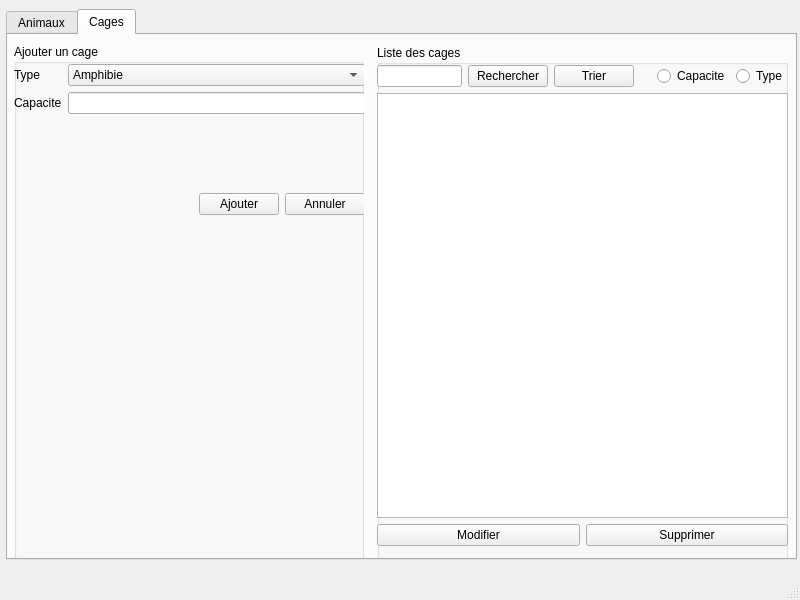
Old version of the form hidaya/mainwindow.ui in the repository wassimbenr/qt-project-Zoo.
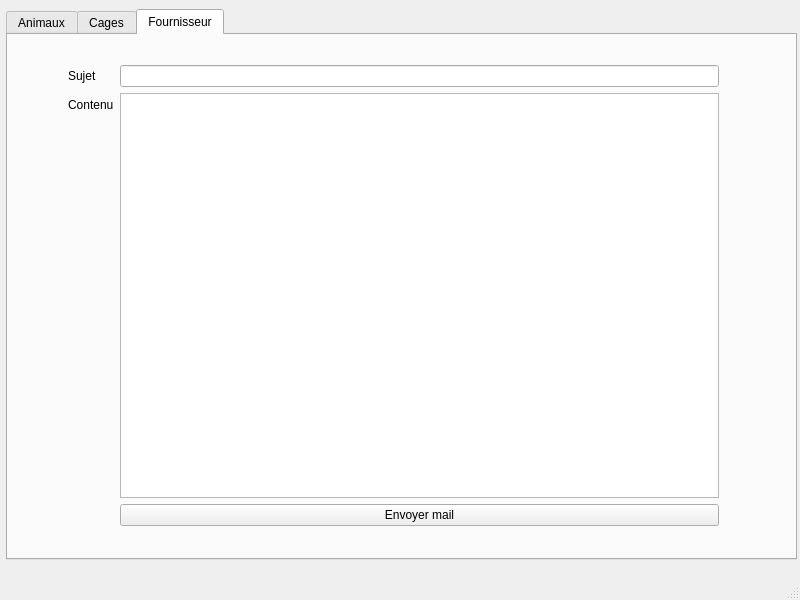
New version of the form. The open tabs and pages were chosen to show the change.

What changed in the file:
```diff
--- a/hidaya/mainwindow.ui
+++ b/hidaya/mainwindow.ui
@@ -419,13 +419,13 @@
       <widget class="QWidget" name="verticalLayoutWidget_3">
        <property name="geometry">
         <rect>
-         <x>-1</x>
+         <x>0</x>
          <y>179</y>
          <width>351</width>
-         <height>341</height>
+         <height>331</height>
         </rect>
        </property>
-       <layout class="QVBoxLayout" name="verticalLayout_stat"/>
+       <layout class="QGridLayout" name="gridLayout_2"/>
       </widget>
      </widget>
      <widget class="QGroupBox" name="groupBox_4">
@@ -546,6 +546,50 @@
       </widget>
      </widget>
     </widget>
+    <widget class="QWidget" name="tab">
+     <attribute name="title">
+      <string>Fournisseur</string>
+     </attribute>
+     <widget class="QWidget" name="formLayoutWidget_3">
+      <property name="geometry">
+       <rect>
+        <x>60</x>
+        <y>30</y>
+        <width>651</width>
+        <height>461</height>
+       </rect>
+      </property>
+      <layout class="QFormLayout" name="formLayout_3">
+       <item row="0" column="0">
+        <widget class="QLabel" name="label_8">
+         <property name="text">
+          <string>Sujet</string>
+         </property>
+        </widget>
+       </item>
+       <item row="0" column="1">
+        <widget class="QLineEdit" name="lineEdit_subject"/>
+       </item>
+       <item row="1" column="0">
+        <widget class="QLabel" name="label_9">
+         <property name="text">
+          <string>Contenu</string>
+         </property>
+        </widget>
+       </item>
+       <item row="1" column="1">
+        <widget class="QTextEdit" name="textEdit"/>
+       </item>
+       <item row="2" column="1">
+        <widget class="QPushButton" name="pushButton_mail">
+         <property name="text">
+          <string>Envoyer mail</string>
+         </property>
+        </widget>
+       </item>
+      </layout>
+     </widget>
+    </widget>
    </widget>
   </widget>
   <widget class="QMenuBar" name="menubar">
```
Left out of the diff: 43 changed lines with no effect on the pictures.
